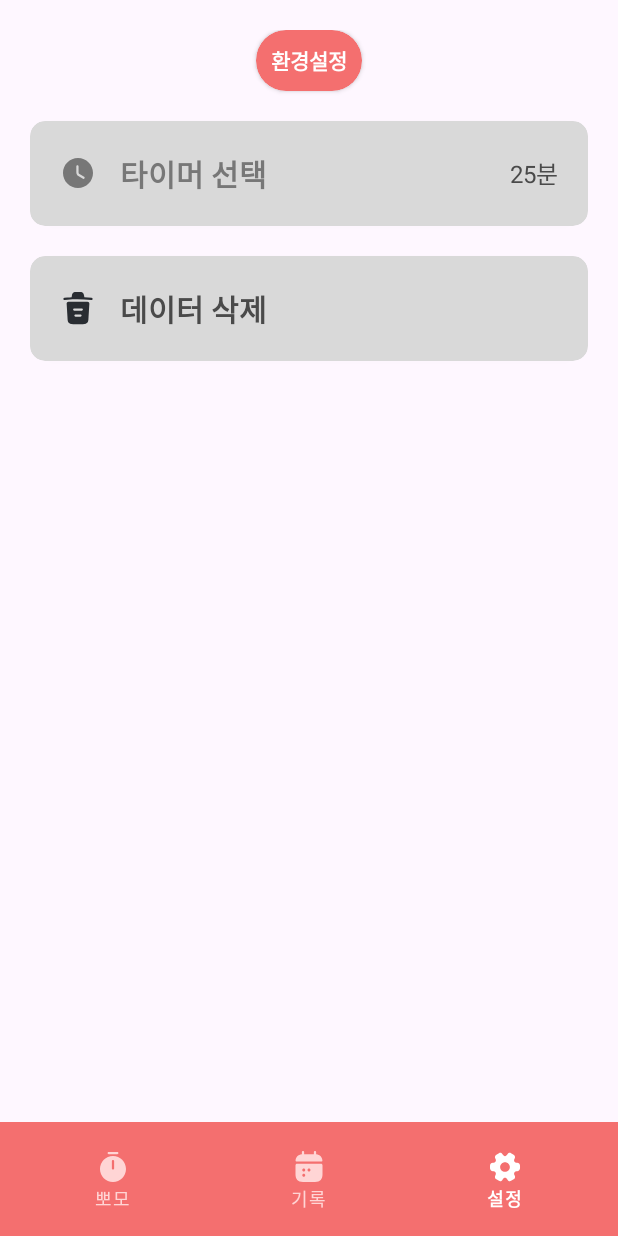
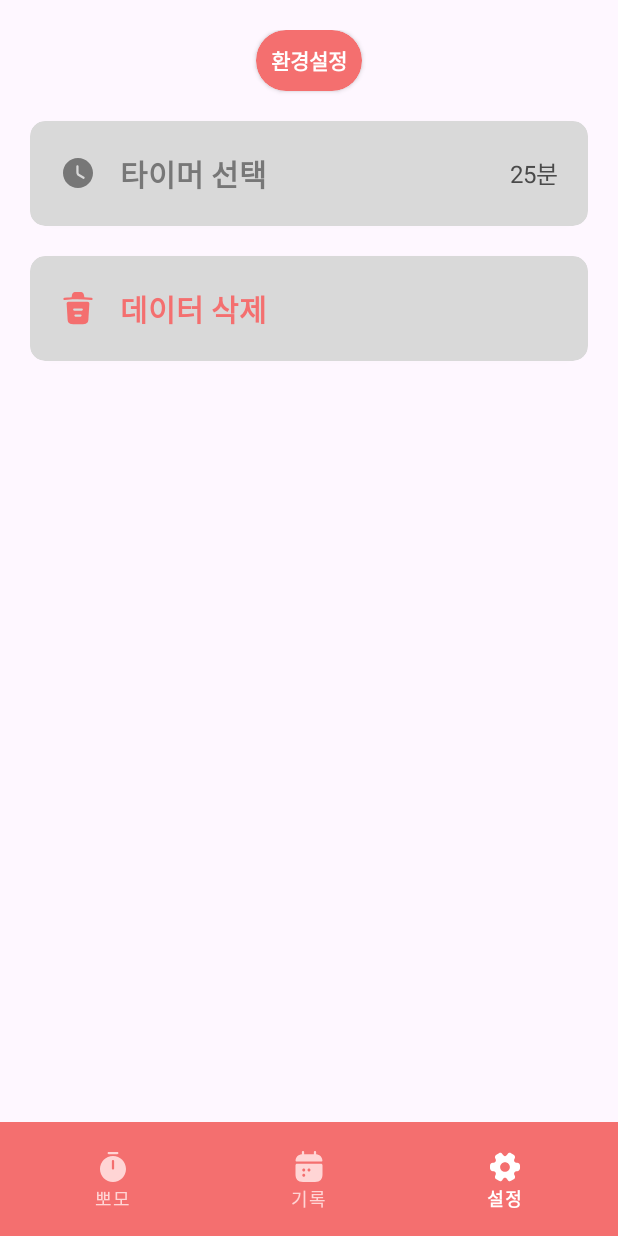
Before and after one commit to Haneol/pomodoro-app, an Android app: the SettingFragment screen opened through its navigation route, on a phone screen of 412 x 824 dp. Run offline under Robolectric (Android 15) with nearby library versions, the phone set to English and light mode, and no system bars; our stand-ins replace navigation-ui; 1 statement that could not run was skipped.

Commit message:
[feature/settings] color update

```diff
--- a/app/src/main/res/drawable/ic_trash.xml
+++ b/app/src/main/res/drawable/ic_trash.xml
@@ -5,8 +5,8 @@
     android:viewportHeight="24">
   <path
       android:pathData="M21.07,5.23C19.46,5.07 17.85,4.95 16.23,4.86V4.85L16.01,3.55C15.86,2.63 15.64,1.25 13.3,1.25H10.68C8.35,1.25 8.13,2.57 7.97,3.54L7.76,4.82C6.83,4.88 5.9,4.94 4.97,5.03L2.93,5.23C2.51,5.27 2.21,5.64 2.25,6.05C2.29,6.46 2.65,6.76 3.07,6.72L5.11,6.52C10.35,6 15.63,6.2 20.93,6.73C20.96,6.73 20.98,6.73 21.01,6.73C21.39,6.73 21.72,6.44 21.76,6.05C21.79,5.64 21.49,5.27 21.07,5.23Z"
-      android:fillColor="#292D32"/>
+      android:fillColor="#F46F6F"/>
   <path
       android:pathData="M19.23,8.14C18.99,7.89 18.66,7.75 18.32,7.75H5.68C5.34,7.75 5,7.89 4.77,8.14C4.54,8.39 4.41,8.73 4.43,9.08L5.05,19.34C5.16,20.86 5.3,22.76 8.79,22.76H15.21C18.7,22.76 18.84,20.87 18.95,19.34L19.57,9.09C19.59,8.73 19.46,8.39 19.23,8.14ZM13.66,17.75H10.33C9.92,17.75 9.58,17.41 9.58,17C9.58,16.59 9.92,16.25 10.33,16.25H13.66C14.07,16.25 14.41,16.59 14.41,17C14.41,17.41 14.07,17.75 13.66,17.75ZM14.5,13.75H9.5C9.09,13.75 8.75,13.41 8.75,13C8.75,12.59 9.09,12.25 9.5,12.25H14.5C14.91,12.25 15.25,12.59 15.25,13C15.25,13.41 14.91,13.75 14.5,13.75Z"
-      android:fillColor="#292D32"/>
+      android:fillColor="#F46F6F"/>
 </vector>
--- a/app/src/main/res/layout/fragment_setting.xml
+++ b/app/src/main/res/layout/fragment_setting.xml
@@ -98,7 +98,7 @@
                 android:layout_height="wrap_content"
                 android:layout_weight="1"
                 android:text="데이터 삭제"
-                android:textColor="#4A4A4A"
+                android:textColor="#F46F6F"
                 android:textSize="20sp"
                 android:textStyle="bold" />
 
```
